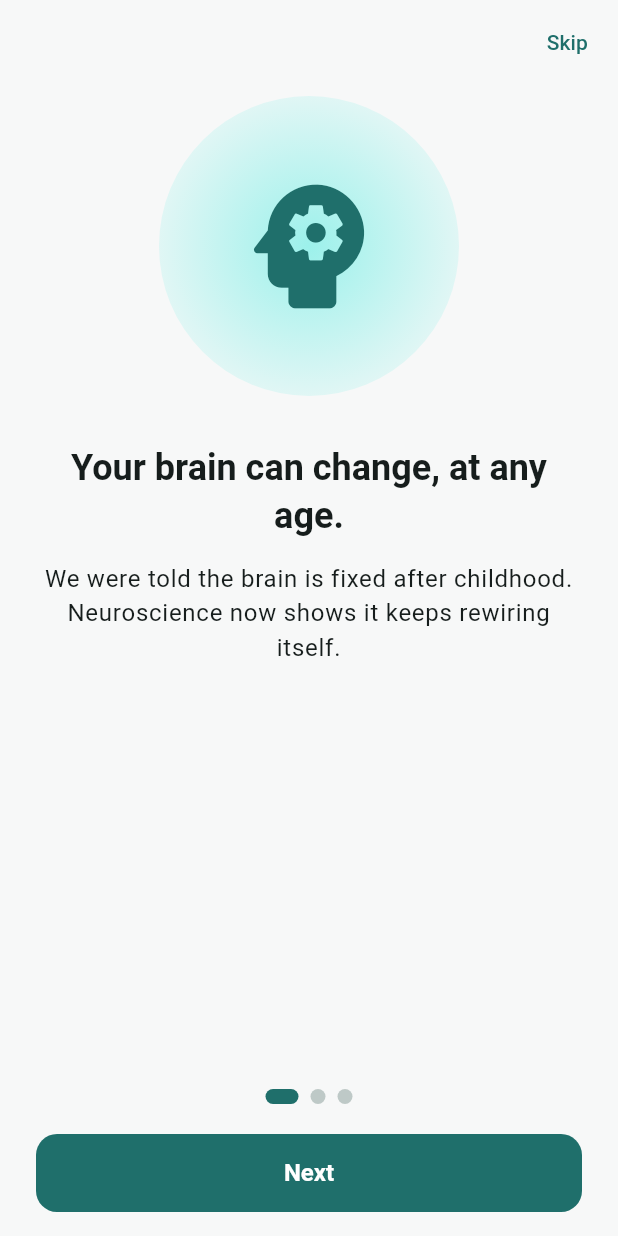
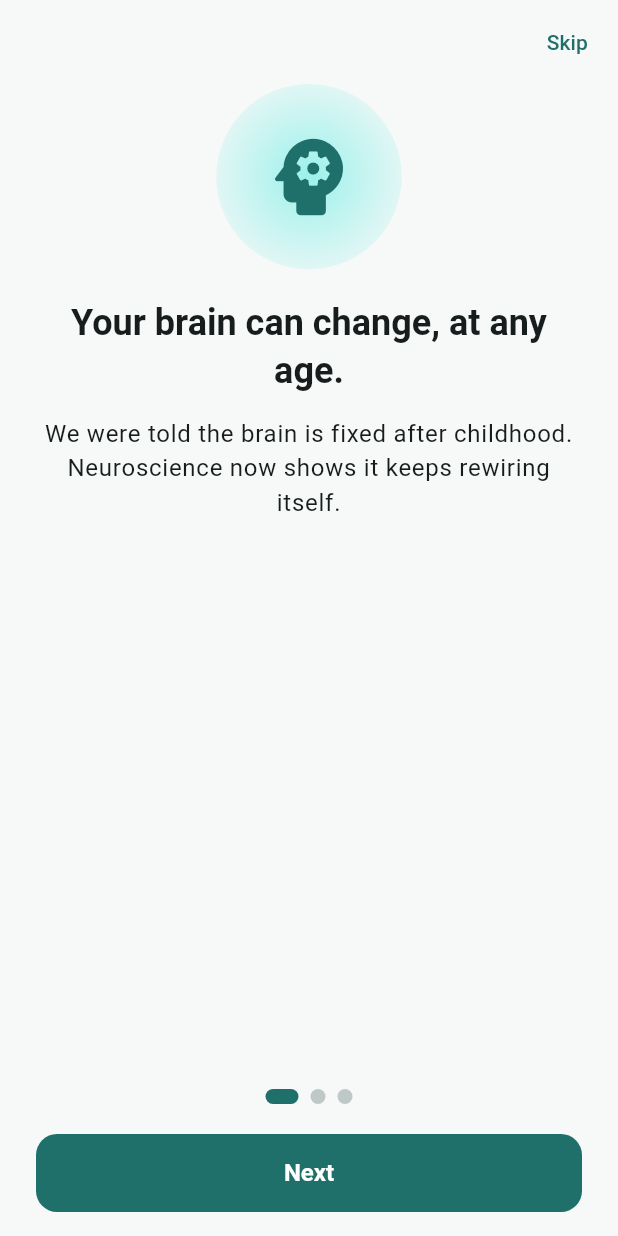
Before and after one commit to AwaizFatima08/takhti, a Flutter app: the screen it shows after launch, on a phone screen of 412 x 824 dp. Run offline on Flutter 3.47's test engine with Material 3 defaults, Android fonts, the phone set to English and light mode, and no system bars; our stand-ins replace cloud_firestore, firebase_auth, firebase_core, firebase_crashlytics, flutter_local_notifications, flutter_riverpod and 6 more; accounts and stored records are empty.

Commit message:
v1.0.1: About HomiLabs, responsive onboarding, new store screenshots
- Profile: About HomiLabs (company, website, contact email, version);
  footer shows version and 'by HomiLabs'. mailto added to package queries.
- Onboarding illustration scales with screen height so Adeel's story and
  its video link fit on small phones (Galaxy A12).
- kAppVersion constant, tested against pubspec.
- docs/store/v101-screenshot-1..4: real lesson screens.

Co-Authored-By: Claude Opus 5.5 <noreply@anthropic.com>

```diff
--- a/lib/features/onboarding/onboarding_art.dart
+++ b/lib/features/onboarding/onboarding_art.dart
@@ -45,17 +45,19 @@ class OnboardingIllustration extends StatelessWidget {
       );
     }
     final icon = art == OnboardingArt.brain ? Icons.psychology_rounded : Icons.record_voice_over_rounded;
+    // Scales with screen height so the text below fits on small phones (e.g. Galaxy A12).
+    final size = (MediaQuery.sizeOf(context).height * 0.15).clamp(100.0, 200.0);
     return ExcludeSemantics(
       child: Container(
-        width: 200,
-        height: 200,
+        width: size,
+        height: size,
         decoration: BoxDecoration(
           shape: BoxShape.circle,
           gradient: RadialGradient(
             colors: [scheme.primaryContainer, scheme.primaryContainer.withValues(alpha: 0.25)],
           ),
         ),
-        child: Icon(icon, size: 110, color: scheme.primary),
+        child: Icon(icon, size: size * 0.55, color: scheme.primary),
       ),
     );
   }
--- a/lib/features/onboarding/onboarding_screen.dart
+++ b/lib/features/onboarding/onboarding_screen.dart
@@ -131,9 +131,9 @@ class _Page extends StatelessWidget {
       padding: const EdgeInsets.symmetric(horizontal: 28),
       child: Column(
         children: [
-          const SizedBox(height: 12),
+          const SizedBox(height: 4),
           OnboardingIllustration(art: art),
-          const SizedBox(height: 32),
+          const SizedBox(height: 20),
           Text(
             title,
             style: theme.textTheme.headlineSmall?.copyWith(fontWeight: FontWeight.w700),
```
Also changed, not shown: lib/app/config.dart (+8 -2 lines), lib/features/profile/profile_screen.dart (+53 -1 lines), docs/store/v101-screenshot-1.png (added), docs/store/v101-screenshot-2.png (added), docs/store/v101-screenshot-3.png (added), docs/store/v101-screenshot-4.png (added), 2 other files.
